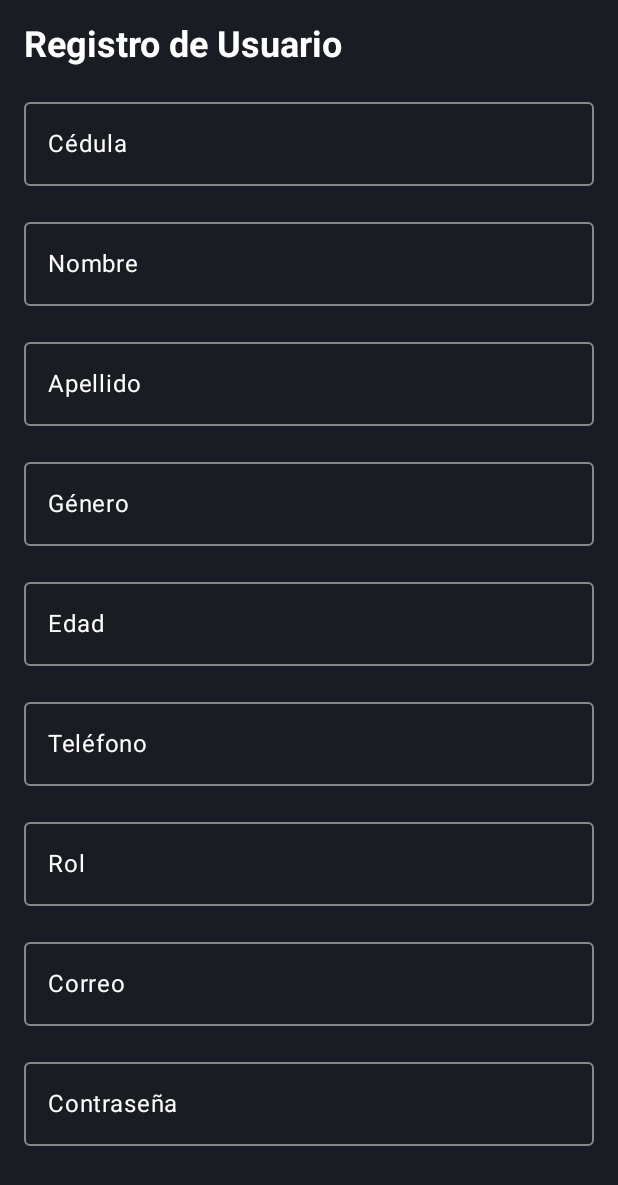
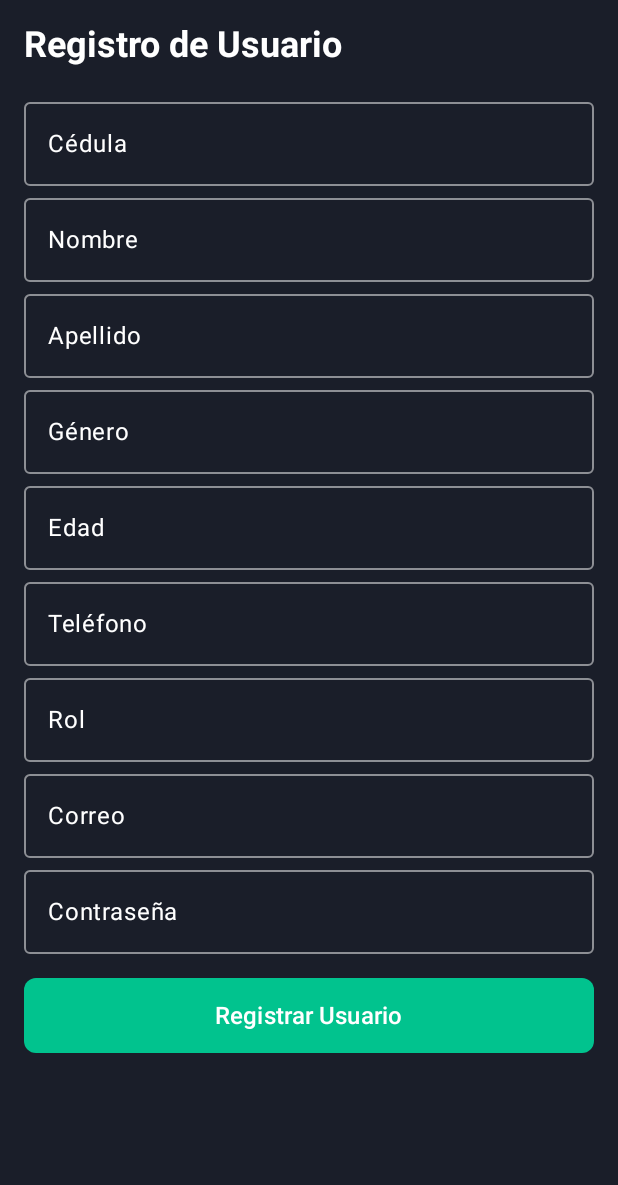
Before and after one commit to JuanJHernandezA/ProyectoMoviles, an Android app built with Jetpack Compose: the @Preview function AddUserScreenPreview, on a phone screen of 412 x 824 dp. Shown: the top 1185 px of the screen. Run offline under Robolectric (Android 15) with nearby library versions, the phone set to English and light mode, and no system bars; our stand-ins replace Firebase (no records; nobody signed in at launch, a user with empty details on screens opened directly).

Commit message:
Agregar usuario funcionando

```diff
--- a/app/src/main/java/com/example/calendapp/MainActivity.kt
+++ b/app/src/main/java/com/example/calendapp/MainActivity.kt
@@ -24,6 +24,7 @@ import com.example.calendapp.agregar_calendario.viewmodel.AgregarCalendarioViewM
 import com.example.calendapp.notificaciones.view.NotificacionesUI
 import com.example.calendapp.config.UserViewModel
 import com.example.calendapp.editar_usuario.EditUserScreen
+import com.example.calendapp.registerUser.AddUserScreen
 
 class MainActivity : ComponentActivity() {
     override fun onCreate(savedInstanceState: Bundle?) {
@@ -63,7 +64,9 @@ class MainActivity : ComponentActivity() {
                         )
                     }
                     composable("agregar_usuario") {
-                        // AgregarUsuarioScreen(navController)
+                        AddUserScreen(
+                            onUserCreated = { navController.navigateUp() }
+                        )
                     }
                     composable("agregar_turno") {
                         AgregarCalendarioUI(
--- a/app/src/main/java/com/example/calendapp/registerUser/AddUserScreen.kt
+++ b/app/src/main/java/com/example/calendapp/registerUser/AddUserScreen.kt
@@ -10,6 +10,7 @@ import androidx.compose.runtime.*
 import androidx.compose.ui.Alignment
 import androidx.compose.ui.Modifier
 import androidx.compose.ui.graphics.Color
+import androidx.compose.ui.text.TextStyle
 import androidx.compose.ui.text.font.FontWeight
 import androidx.compose.ui.text.input.PasswordVisualTransformation
 import androidx.compose.ui.tooling.preview.Preview
@@ -19,6 +20,7 @@ import androidx.lifecycle.compose.collectAsStateWithLifecycle
 import androidx.lifecycle.viewmodel.compose.viewModel
 import com.example.calendapp.login.LoginScreen
 import com.example.calendapp.login.LoginViewModel
+import com.example.calendapp.ui.theme.*
 
 //@Preview()
 
@@ -36,35 +38,37 @@ fun AddUserScreen(
         }
     }
 
-    Box(
-        modifier = Modifier
-            .fillMaxSize()
-            .background(Color(0xFF1A1C23))
-            .padding(16.dp)
-    ) {
     Column(
         modifier = Modifier
             .fillMaxSize()
-                .verticalScroll(rememberScrollState()),
-            verticalArrangement = Arrangement.spacedBy(16.dp)
+            .background(BackgroundColor)
+            .verticalScroll(rememberScrollState())
     ) {
         Text(
             text = "Registro de Usuario",
             fontSize = 24.sp,
-                color = Color.White,
-                fontWeight = FontWeight.Bold
+            color = White,
+            fontWeight = FontWeight.Bold,
+            modifier = Modifier.padding(16.dp)
         )
 
         // Campo de Cédula
         OutlinedTextField(
             value = userState.user.cedula,
             onValueChange = { viewModel.onFieldChanged("cedula", it) },
-                label = { Text("Cédula", color = Color.White) },
-                modifier = Modifier.fillMaxWidth(),
+            label = { Text("Cédula", color = White) },
+            modifier = Modifier
+                .fillMaxWidth()
+                .padding(horizontal = 16.dp),
+            textStyle = TextStyle(color = White),
             colors = OutlinedTextFieldDefaults.colors(
-                    focusedBorderColor = Color(0xFF0077FF),
-                    unfocusedBorderColor = Color.Gray,
-                    cursorColor = Color.White
+                focusedBorderColor = Border,
+                unfocusedBorderColor = White.copy(alpha = 0.5f),
+                cursorColor = Border,
+                focusedTextColor = White,
+                unfocusedTextColor = White,
+                focusedLabelColor = ButtonBackground,
+                unfocusedLabelColor = White.copy(alpha = 0.5f)
             ),
             enabled = !userState.isLoading
         )
@@ -73,12 +77,19 @@ fun AddUserScreen(
         OutlinedTextField(
             value = userState.user.nombre,
             onValueChange = { viewModel.onFieldChanged("nombre", it) },
-                label = { Text("Nombre", color = Color.White) },
-                modifier = Modifier.fillMaxWidth(),
+            label = { Text("Nombre", color = White) },
+            modifier = Modifier
+                .fillMaxWidth()
+                .padding(horizontal = 16.dp),
+            textStyle = TextStyle(color = White),
             colors = OutlinedTextFieldDefaults.colors(
-                    focusedBorderColor = Color(0xFF0077FF),
-                    unfocusedBorderColor = Color.Gray,
-                    cursorColor = Color.White
+                focusedBorderColor = Border,
+                unfocusedBorderColor = White.copy(alpha = 0.5f),
+                cursorColor = Border,
+                focusedTextColor = White,
+                unfocusedTextColor = White,
+                focusedLabelColor = ButtonBackground,
+                unfocusedLabelColor = White.copy(alpha = 0.5f)
             ),
             enabled = !userState.isLoading
         )
@@ -87,12 +98,19 @@ fun AddUserScreen(
         OutlinedTextField(
             value = userState.user.apellido,
             onValueChange = { viewModel.onFieldChanged("apellido", it) },
-                label = { Text("Apellido", color = Color.White) },
-                modifier = Modifier.fillMaxWidth(),
+            label = { Text("Apellido", color = White) },
+            modifier = Modifier
+                .fillMaxWidth()
+                .padding(horizontal = 16.dp),
+            textStyle = TextStyle(color = White),
             colors = OutlinedTextFieldDefaults.colors(
-                    focusedBorderColor = Color(0xFF0077FF),
-                    unfocusedBorderColor = Color.Gray,
-                    cursorColor = Color.White
+                focusedBorderColor = Border,
+                unfocusedBorderColor = White.copy(alpha = 0.5f),
+                cursorColor = Border,
+                focusedTextColor = White,
+                unfocusedTextColor = White,
+                focusedLabelColor = ButtonBackground,
+                unfocusedLabelColor = White.copy(alpha = 0.5f)
             ),
             enabled = !userState.isLoading
         )
@@ -101,12 +119,19 @@ fun AddUserScreen(
         OutlinedTextField(
             value = userState.user.genero,
             onValueChange = { viewModel.onFieldChanged("genero", it) },
-                label = { Text("Género", color = Color.White) },
-                modifier = Modifier.fillMaxWidth(),
+            label = { Text("Género", color = White) },
+            modifier = Modifier
+                .fillMaxWidth()
+                .padding(horizontal = 16.dp),
+            textStyle = TextStyle(color = White),
             colors = OutlinedTextFieldDefaults.colors(
-                    focusedBorderColor = Color(0xFF0077FF),
-                    unfocusedBorderColor = Color.Gray,
-                    cursorColor = Color.White
+                focusedBorderColor = Border,
+                unfocusedBorderColor = White.copy(alpha = 0.5f),
+                cursorColor = Border,
+                focusedTextColor = White,
+                unfocusedTextColor = White,
+                focusedLabelColor = ButtonBackground,
+                unfocusedLabelColor = White.copy(alpha = 0.5f)
             ),
             enabled = !userState.isLoading
         )
@@ -115,12 +140,19 @@ fun AddUserScreen(
         OutlinedTextField(
             value = userState.user.edad,
             onValueChange = { viewModel.onFieldChanged("edad", it) },
-                label = { Text("Edad", color = Color.White) },
-                modifier = Modifier.fillMaxWidth(),
+            label = { Text("Edad", color = White) },
+            modifier = Modifier
+                .fillMaxWidth()
+                .padding(horizontal = 16.dp),
+            textStyle = TextStyle(color = White),
             colors = OutlinedTextFieldDefaults.colors(
-                    focusedBorderColor = Color(0xFF0077FF),
-                    unfocusedBorderColor = Color.Gray,
-                    cursorColor = Color.White
+                focusedBorderColor = Border,
+                unfocusedBorderColor = White.copy(alpha = 0.5f),
+                cursorColor = Border,
+                focusedTextColor = White,
+                unfocusedTextColor = White,
+                focusedLabelColor = ButtonBackground,
+                unfocusedLabelColor = White.copy(alpha = 0.5f)
             ),
             enabled = !userState.isLoading
         )
@@ -129,12 +161,19 @@ fun AddUserScreen(
         OutlinedTextField(
             value = userState.user.telefono,
             onValueChange = { viewModel.onFieldChanged("telefono", it) },
-                label = { Text("Teléfono", color = Color.White) },
-                modifier = Modifier.fillMaxWidth(),
+            label = { Text("Teléfono", color = White) },
+            modifier = Modifier
+                .fillMaxWidth()
+                .padding(horizontal = 16.dp),
+            textStyle = TextStyle(color = White),
             colors = OutlinedTextFieldDefaults.colors(
-                    focusedBorderColor = Color(0xFF0077FF),
-                    unfocusedBorderColor = Color.Gray,
-                    cursorColor = Color.White
+                focusedBorderColor = Border,
+                unfocusedBorderColor = White.copy(alpha = 0.5f),
+                cursorColor = Border,
+                focusedTextColor = White,
+                unfocusedTextColor = White,
+                focusedLabelColor = ButtonBackground,
+                unfocusedLabelColor = White.copy(alpha = 0.5f)
             ),
             enabled = !userState.isLoading
         )
@@ -143,12 +182,19 @@ fun AddUserScreen(
         OutlinedTextField(
             value = userState.user.rol,
             onValueChange = { viewModel.onFieldChanged("rol", it) },
-                label = { Text("Rol", color = Color.White) },
-                modifier = Modifier.fillMaxWidth(),
+            label = { Text("Rol", color = White) },
+            modifier = Modifier
+                .fillMaxWidth()
+                .padding(horizontal = 16.dp),
+            textStyle = TextStyle(color = White),
             colors = OutlinedTextFieldDefaults.colors(
-                    focusedBorderColor = Color(0xFF0077FF),
-                    unfocusedBorderColor = Color.Gray,
-                    cursorColor = Color.White
+                focusedBorderColor = Border,
+                unfocusedBorderColor = White.copy(alpha = 0.5f),
+                cursorColor = Border,
+                focusedTextColor = White,
+                unfocusedTextColor = White,
+                focusedLabelColor = ButtonBackground,
+                unfocusedLabelColor = White.copy(alpha = 0.5f)
             ),
             enabled = !userState.isLoading
         )
@@ -157,12 +203,19 @@ fun AddUserScreen(
         OutlinedTextField(
             value = userState.user.correo,
             onValueChange = { viewModel.onFieldChanged("correo", it) },
-                label = { Text("Correo", color = Color.White) },
-                modifier = Modifier.fillMaxWidth(),
+            label = { Text("Correo", color = White) },
+            modifier = Modifier
+                .fillMaxWidth()
+                .padding(horizontal = 16.dp),
+            textStyle = TextStyle(color = White),
             colors = OutlinedTextFieldDefaults.colors(
-                    focusedBorderColor = Color(0xFF0077FF),
-                    unfocusedBorderColor = Color.Gray,
-                    cursorColor = Color.White
+                focusedBorderColor = Border,
+                unfocusedBorderColor = White.copy(alpha = 0.5f),
+                cursorColor = Border,
+                focusedTextColor = White,
+                unfocusedTextColor = White,
+                focusedLabelColor = ButtonBackground,
+                unfocusedLabelColor = White.copy(alpha = 0.5f)
             ),
             enabled = !userState.isLoading
         )
@@ -171,12 +224,19 @@ fun AddUserScreen(
         OutlinedTextField(
             value = userState.user.contrasena,
             onValueChange = { viewModel.onFieldChanged("contrasena", it) },
-                label = { Text("Contraseña", color = Color.White) },
-                modifier = Modifier.fillMaxWidth(),
+            label = { Text("Contraseña", color = White) },
+            modifier = Modifier
+                .fillMaxWidth()
+                .padding(horizontal = 16.dp),
+            textStyle = TextStyle(color = White),
             colors = OutlinedTextFieldDefaults.colors(
-                    focusedBorderColor = Color(0xFF0077FF),
-                    unfocusedBorderColor = Color.Gray,
-                    cursorColor = Color.White
+                focusedBorderColor = Border,
+                unfocusedBorderColor = White.copy(alpha = 0.5f),
+                cursorColor = Border,
+                focusedTextColor = White,
+                unfocusedTextColor = White,
+                focusedLabelColor = ButtonBackground,
+                unfocusedLabelColor = White.copy(alpha = 0.5f)
             ),
             visualTransformation = PasswordVisualTransformation(),
             enabled = !userState.isLoading
@@ -189,9 +249,10 @@ fun AddUserScreen(
             onClick = { viewModel.createUser() },
             modifier = Modifier
                 .fillMaxWidth()
+                .padding(horizontal = 16.dp)
                 .height(50.dp),
             colors = ButtonDefaults.buttonColors(
-                    containerColor = Color(0xFF004080)
+                containerColor = ButtonBackground
             ),
             shape = RoundedCornerShape(8.dp),
             enabled = !userState.isLoading
@@ -199,21 +260,22 @@ fun AddUserScreen(
             if (userState.isLoading) {
                 CircularProgressIndicator(
                     modifier = Modifier.size(24.dp),
-                        color = Color.White
+                    color = White
                 )
             } else {
-                    Text("Registrar Usuario", color = Color.White, fontSize = 16.sp)
+                Text("Registrar Usuario", color = White, fontSize = 16.sp)
             }
         }
 
         userState.error?.let { error ->
             Text(
                 text = error,
-                    color = Color.Red,
-                    modifier = Modifier.padding(horizontal = 16.dp)
+                color = MaterialTheme.colorScheme.error,
+                modifier = Modifier.padding(16.dp)
             )
         }
-        }
+
+        Spacer(modifier = Modifier.height(16.dp))
     }
 }
 
```
Lines whose indentation alone changed are shown as unchanged.
